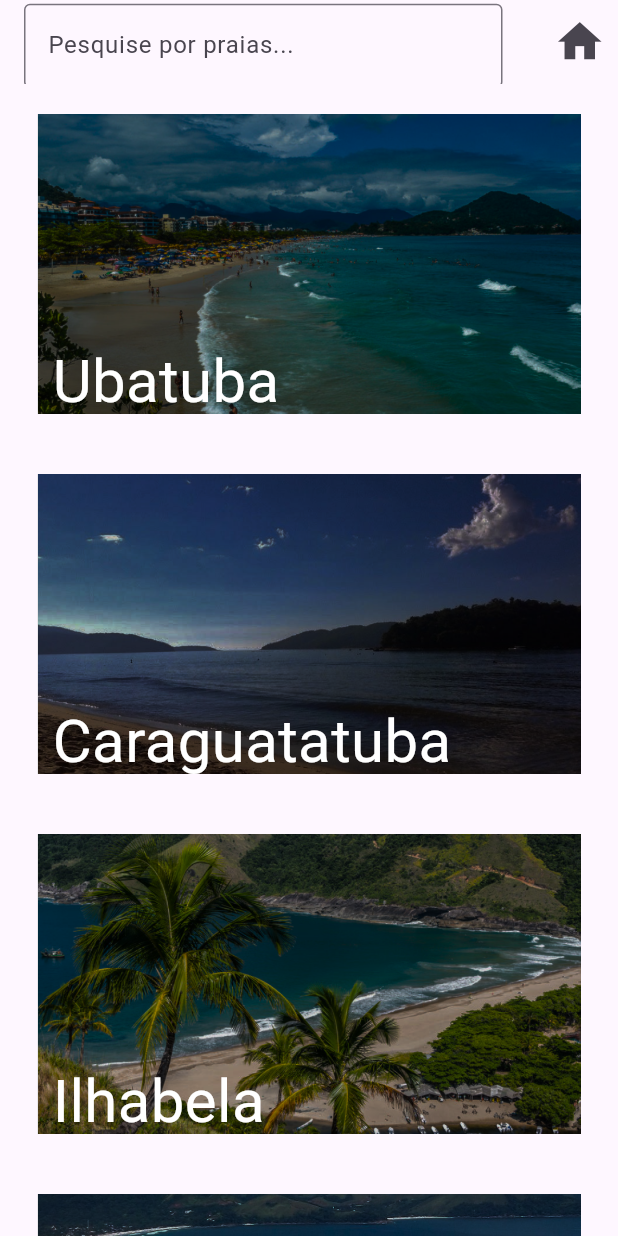
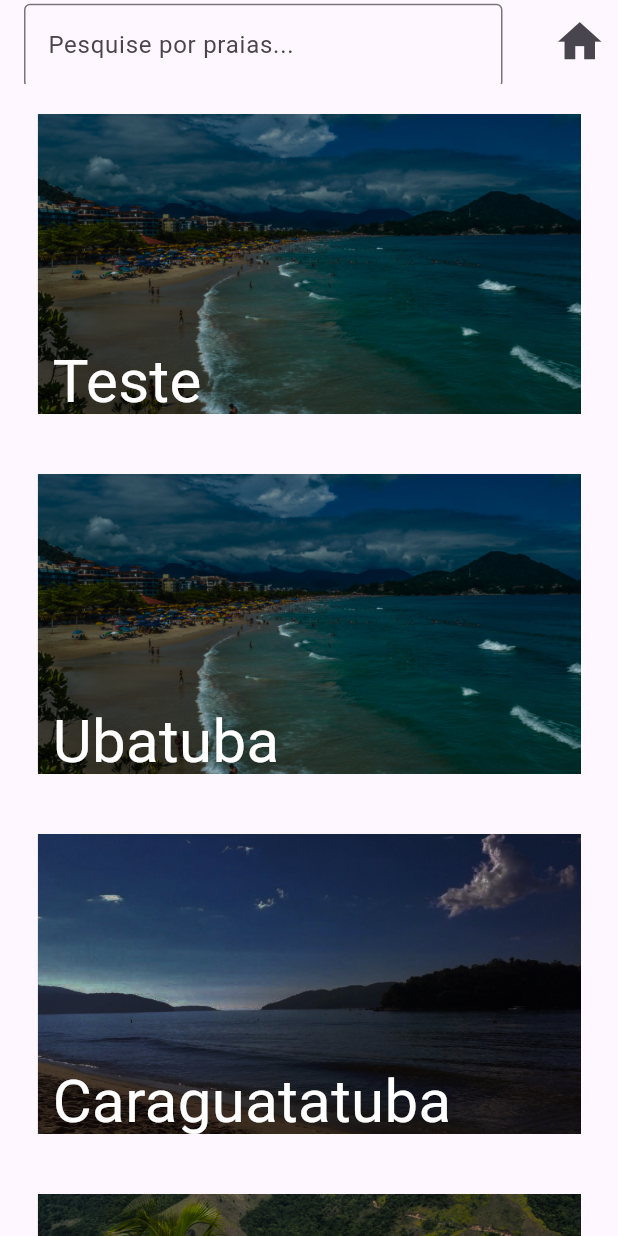
Before and after one commit to LucasHor4/SurfSP, a Flutter app: the screen it shows after launch, after a tap on "Praias em SP", on a phone screen of 412 x 824 dp. Run offline on Flutter 3.47's test engine with Material 3 defaults, Android fonts, the light colour scheme and no system bars.

Commit message:
criando primeiros metodos
Co-authored-by: Lucas Hora <LucasHor4@users.noreply.github.com>

```diff
--- a/lib/classes/clPraia.dart
+++ /dev/null
@@ -1,7 +0,0 @@
-class praia{
-  late int idPraia;
-  final String nomePraia;
-  final String mostrarDesc;
-
-praia( this.idPraia, this.nomePraia, this.mostrarDesc);
-}
--- a/lib/classes/clUsuario.dart
+++ /dev/null
@@ -1,6 +0,0 @@
-class usuario {
-  late int idUsuario;
-  final String nomeUsuario;
-
-  usuario(this.idUsuario, this.nomeUsuario);
-}
--- a/lib/classes/clOnda.dart
+++ b/lib/classes/cl_Onda.dart
@@ -1,7 +1,7 @@
-class onda{
+class Onda{
   late int idOnda;
   final String tipoOnda;
   final String descOnda;
 
-  onda( this.idOnda, this.tipoOnda, this.descOnda);
+  Onda( this.idOnda, this.tipoOnda, this.descOnda);
 }
--- /dev/null
+++ b/lib/classes/cl_Usuario.dart
@@ -0,0 +1,6 @@
+class Usuario {
+  late int idUsuario;
+  final String nomeUsuario;
+
+  Usuario(this.idUsuario, this.nomeUsuario);
+}
--- a/lib/main.dart
+++ b/lib/main.dart
@@ -59,7 +59,7 @@ class InicioState extends State<Inicio> {
                       ),
                       width: 300,
                       child: Builder(
-                          builder: (context) => TextButton(
+                          builder: (context) => ElevatedButton(
                                 onPressed: () {
                                   Navigator.pushNamed(context, '/ondaspage');
                                 },
--- a/lib/praias.dart
+++ b/lib/praias.dart
@@ -76,8 +76,85 @@ class PraiasState extends State<Praias> {
               child: Center(
                   child: ListView(
                 children: [
+
+
+                  // praia teste:
+                  GestureDetector( // começa aqui
+                    onTap: () {
+                      setState(() {
+                        selected = !selected;
+                      });
+                    },
+                    child: Center(
+                      child: AnimatedContainer(
+                          //Container e configurações dele.x
+
+                          margin: const EdgeInsets.only(
+                              bottom: 20, //xx
+                              top: 20),
+                          width: MediaQuery.of(context).size.width - 50,
+                          height: selected
+                              ? 750
+                              : 200, //ajuste de altura ? [altura quando selecionado : altura padrão]
+                          color: const Color.fromARGB(255, 217, 217, 217),
+                          duration: const Duration(seconds: 1),
+                          curve: Curves.ease,
+                          //Texto sobre as praias.
+                          child: Stack(
+                            children: [
+                              Positioned(
+                                child: Image.asset(
+                                  //imagem da praia
+                                  'img/uba.png',
+                                  width: MediaQuery.of(context).size.width - 50,
+                                  height: 200,
+                                  fit: selected ? BoxFit.cover : BoxFit.cover,
+                                ),
+                              ),
+                              const Positioned(
+                                top: 150,
+                                left: 10,
+                                child: Text(
+                                  'Teste',
+                                  style: TextStyle(
+                                      fontSize: 40,
+                                      color: Colors.white,
+                                      decoration: TextDecoration.none),
+                                ),
+                              ),
+                              Positioned(
+                                  top: 200,
+                                  left: 2,
+                                  child: Container(
+                                      padding: const EdgeInsets.only(
+                                        left: 8,
+                                        right: 100,
+                                      ),
+                                      margin: const EdgeInsets.only(
+                                        right: 11,
+                                      ),
+                                      width:
+                                          MediaQuery.of(context).size.width - 1,
+                                      child: selected
+                                          ? const Text(
+                                              'Um destino imperdível para surfistas de todos os níveis é Praia Grande, em Ubatuba. É reconhecido por suas ondas consistentes e acessíveis. É uma excelente área para surfe, principalmente de setembro a fevereiro, quando as ondas são mais suaves e ideais para iniciantes e intermediários.  Além de ser um local popular para o surf, a Praia Grande também é conhecida por sua atmosfera animada e paisagens de tirar o fôlego, o que a torna uma das praias mais populares de Ubatuba. Ideal para exercícios como caminhadas e corridas na areia, é também um ótimo lugar para desfrutar e admirar o sol.', //Aqui vai o texto sobre a praia.
+                                              style: TextStyle(
+                                                  decoration:
+                                                      TextDecoration.none,
+                                                  fontSize: 20,
+                                                  color: Color.fromARGB(
+                                                      255, 41, 41, 41)),
+                                            )
+                                          : const Text('')))
+                            ],
+                          )),
+                    ),
+                  ),
+
+                  // fim da praia teste
+
                   //Praia de Ubatuba:
-                  GestureDetector(
+                  GestureDetector( // começa aqui
                     onTap: () {
                       setState(() {
                         ubatuba = !ubatuba;
@@ -93,7 +170,7 @@ class PraiasState extends State<Praias> {
                           width: MediaQuery.of(context).size.width - 50,
                           height: ubatuba
                               ? 750
-                              : 200, //aujuste de altura[altura quando selecionado : altura padrão]
+                              : 200, //ajuste de altura[altura quando selecionado : altura padrão]
                           color: const Color.fromARGB(255, 217, 217, 217),
                           duration: const Duration(seconds: 1),
                           curve: Curves.ease,
@@ -147,7 +224,7 @@ class PraiasState extends State<Praias> {
                             ],
                           )),
                     ),
-                  ),
+                  ), // acaba Aqui
 
                   // Fim da praia.
 
```
Also changed, not shown: lib/classes/cl_Praia.dart (added, +98 -0 lines), lib/classes/cl_Endereco.dart (line endings or trailing spaces).
